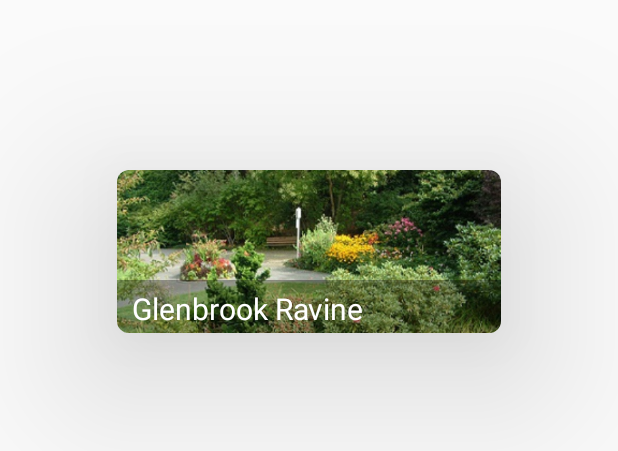
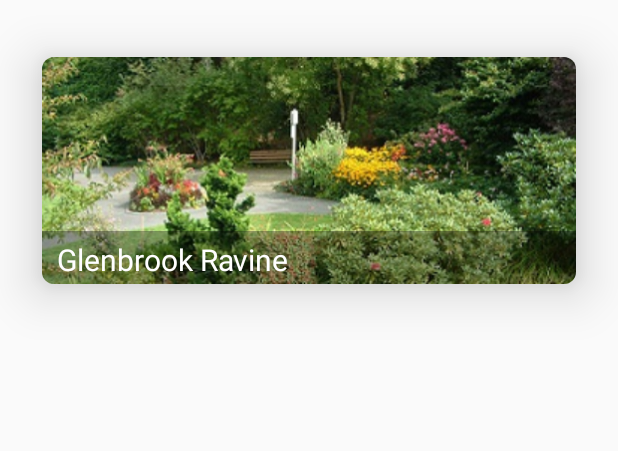
Before and after one commit to Karanveer-1/Fit-Meet, an Android app: the layout dashboard_category_listview_row.xml on its own in the app's theme, with its tools: preview values and no code run, on a phone screen of 412 x 824 dp. Shown: the top 451 px of the screen. Run offline under Robolectric (Android 15) with nearby library versions, the phone set to English and light mode, and no system bars.

Commit message:
CardView Edit 1

```diff
--- a/app/src/main/res/layout/dashboard_category_listview_row.xml
+++ b/app/src/main/res/layout/dashboard_category_listview_row.xml
@@ -10,7 +10,7 @@
         android:layout_margin="5dp"
         app:cardCornerRadius="8dp"
         app:cardUseCompatPadding="true"
-        app:cardElevation="70dp"
+        app:cardElevation="20dp"
         >
 
         <ImageView
```
